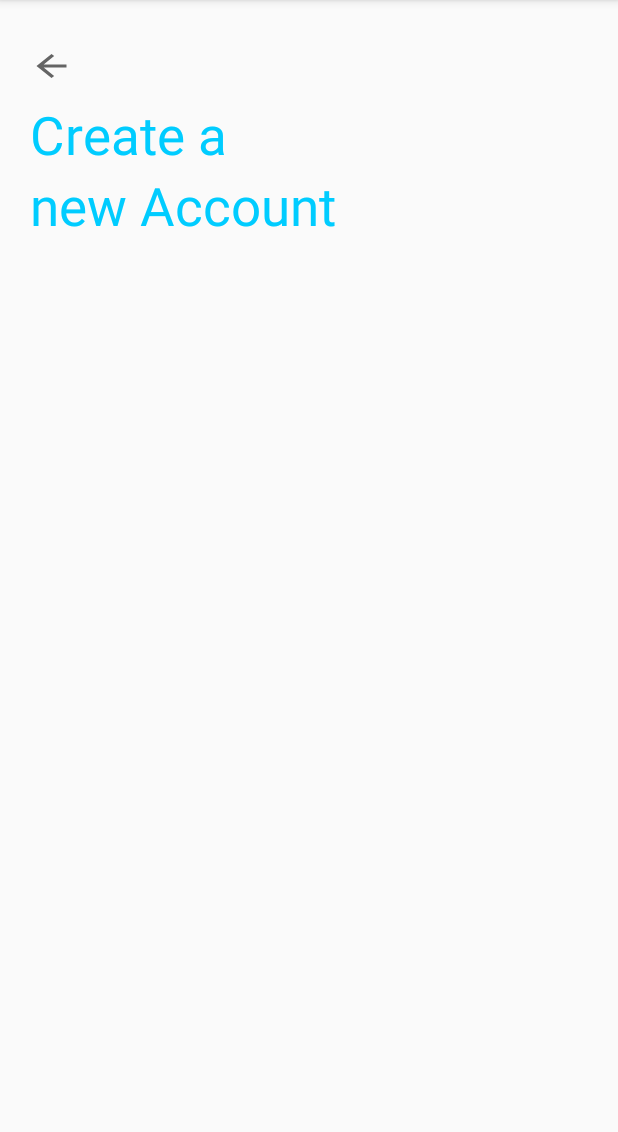
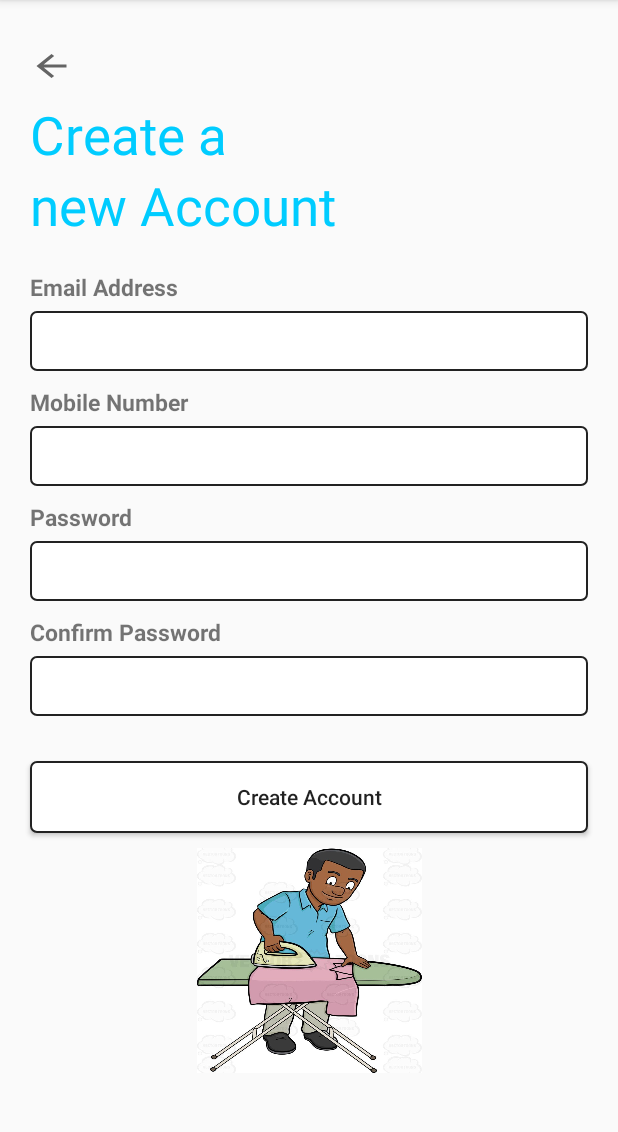
Before and after one commit to BareNecessity/CleanAgent, an Android app: the screen it shows after launch (CreateAccount), on a phone screen of 412 x 824 dp, the part 84-1216 px from its top. Run offline under Robolectric (Android 15) with nearby library versions, the phone set to English and light mode, and no system bars.

Commit message:
SignUp page

```diff
--- a/app/src/main/res/layout/activity_create_account.xml
+++ b/app/src/main/res/layout/activity_create_account.xml
@@ -17,6 +17,7 @@
         app:layout_constraintHorizontal_bias="0.051"
         app:layout_constraintStart_toStartOf="parent"
         app:layout_constraintTop_toTopOf="parent" />
+
 
     <TextView
         android:id="@+id/Create"
@@ -40,19 +41,142 @@
         android:textSize="35sp"
         android:textColor="#00ccff"
         android:layout_marginStart="20dp"
-        android:layout_marginLeft="20dp"
         android:layout_marginEnd="20dp"
         app:layout_constraintStart_toStartOf="parent"
         app:layout_constraintEnd_toEndOf="parent"
         app:layout_constraintTop_toBottomOf="@+id/Create"/>
-   <RelativeLayout
-       android:layout_width="match_parent"
-       android:layout_height="wrap_content"
-       android:layout_marginTop="5dp"
-       android:background="@drawable/myshape_bg"
-       app:layout_constraintStart_toStartOf="parent"
-       app:layout_constraintEnd_toEndOf="parent"
-       app:layout_constraintTop_toBottomOf="@+id/New"/>
+
+
+
+
+    <TextView
+        android:id="@+id/TextViewEmail"
+        android:layout_width="match_parent"
+        android:layout_height="wrap_content"
+        android:text="Email Address"
+        android:textStyle="bold"
+        android:textSize="15sp"
+        android:layout_marginTop="20dp"
+        android:layout_marginStart="20dp"
+        android:layout_marginEnd="20dp"
+        app:layout_constraintStart_toStartOf="parent"
+        app:layout_constraintEnd_toEndOf="parent"
+        app:layout_constraintTop_toBottomOf="@+id/New"/>
+
+
+    <EditText
+        android:id="@+id/EnterEmail"
+        android:layout_width="match_parent"
+        android:layout_height="40dp"
+        android:background="@drawable/edittext_bg"
+        android:layout_marginTop="5dp"
+        android:layout_marginStart="20dp"
+        android:layout_marginEnd="20dp"
+        app:layout_constraintStart_toStartOf="parent"
+        app:layout_constraintEnd_toEndOf="parent"
+        app:layout_constraintTop_toBottomOf="@+id/TextViewEmail"/>
+
+    <TextView
+        android:id="@+id/EnterMobile"
+        android:layout_width="match_parent"
+        android:layout_height="wrap_content"
+        android:text="Mobile Number"
+        android:textSize="15sp"
+        android:textStyle="bold"
+        android:layout_marginTop="10dp"
+        android:layout_marginStart="20dp"
+        android:layout_marginEnd="20dp"
+        app:layout_constraintStart_toStartOf="parent"
+        app:layout_constraintEnd_toEndOf="parent"
+        app:layout_constraintTop_toBottomOf="@+id/EnterEmail"/>
+    <EditText
+        android:id="@+id/EditMobile"
+        android:layout_width="match_parent"
+        android:layout_height="40dp"
+        android:background="@drawable/edittext_bg"
+        android:layout_marginTop="5dp"
+        android:layout_marginStart="20dp"
+        android:layout_marginEnd="20dp"
+        app:layout_constraintStart_toStartOf="parent"
+        app:layout_constraintEnd_toEndOf="parent"
+        app:layout_constraintTop_toBottomOf="@+id/EnterMobile"/>
+
+        <TextView
+            android:id="@+id/EnterPassword"
+            android:layout_width="match_parent"
+            android:layout_height="wrap_content"
+            android:text="Password"
+            android:textSize="15sp"
+            android:textStyle="bold"
+            android:layout_marginTop="10dp"
+            android:layout_marginStart="20dp"
+            android:layout_marginEnd="20dp"
+            app:layout_constraintStart_toStartOf="parent"
+            app:layout_constraintEnd_toEndOf="parent"
+            app:layout_constraintTop_toBottomOf="@+id/EditMobile"/>
+    <EditText
+        android:id="@+id/EditTextPassword"
+        android:layout_width="match_parent"
+        android:layout_height="40dp"
+        android:background="@drawable/edittext_bg"
+        android:layout_marginTop="5dp"
+        android:layout_marginStart="20dp"
+        android:layout_marginEnd="20dp"
+        app:layout_constraintStart_toStartOf="parent"
+        app:layout_constraintEnd_toEndOf="parent"
+        app:layout_constraintTop_toBottomOf="@+id/EnterPassword"/>
+    <TextView
+        android:id="@+id/TextViewConfirmPassword"
+        android:layout_width="match_parent"
+        android:layout_height="wrap_content"
+        android:text="Confirm Password"
+        android:textSize="15sp"
+        android:textStyle="bold"
+        android:layout_marginTop="10dp"
+        android:layout_marginStart="20dp"
+        android:layout_marginEnd="20dp"
+        app:layout_constraintStart_toStartOf="parent"
+        app:layout_constraintEnd_toEndOf="parent"
+        app:layout_constraintTop_toBottomOf="@+id/EditTextPassword"/>
+    <EditText
+        android:id="@+id/EditLogPassword"
+        android:layout_width="match_parent"
+        android:layout_height="40dp"
+        android:background="@drawable/edittext_bg"
+        android:layout_marginTop="5dp"
+        android:layout_marginStart="20dp"
+        android:layout_marginEnd="20dp"
+        app:layout_constraintStart_toStartOf="parent"
+        app:layout_constraintEnd_toEndOf="parent"
+        app:layout_constraintTop_toBottomOf="@+id/TextViewConfirmPassword"/>
+    <Button
+        android:id="@+id/ButtonCreate"
+        android:layout_width="match_parent"
+        android:layout_height="wrap_content"
+        android:text="Create Account"
+        android:textAllCaps="false"
+        android:background="@drawable/edittext_bg"
+        android:layout_marginTop="30dp"
+        android:layout_marginStart="20dp"
+        android:layout_marginEnd="20dp"
+        app:layout_constraintStart_toStartOf="parent"
+        app:layout_constraintEnd_toEndOf="parent"
+        app:layout_constraintTop_toBottomOf="@+id/EditLogPassword"/>
+    <ImageView
+        android:layout_width="150dp"
+        android:layout_height="150dp"
+        android:layout_marginTop="10dp"
+        android:background="@drawable/ironing"
+        app:layout_constraintStart_toStartOf="parent"
+        app:layout_constraintEnd_toEndOf="parent"
+        app:layout_constraintTop_toBottomOf="@+id/ButtonCreate"/>
+
+
+
+
+
+
+
 
 
 
```
Also changed, not shown: app/src/main/res/drawable/ironing.jpg (added).
